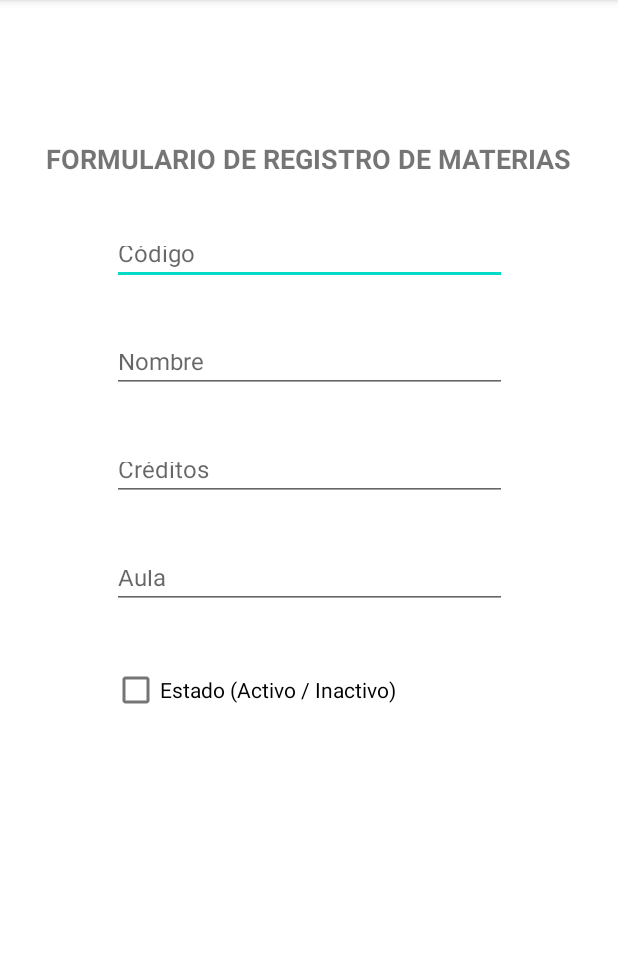
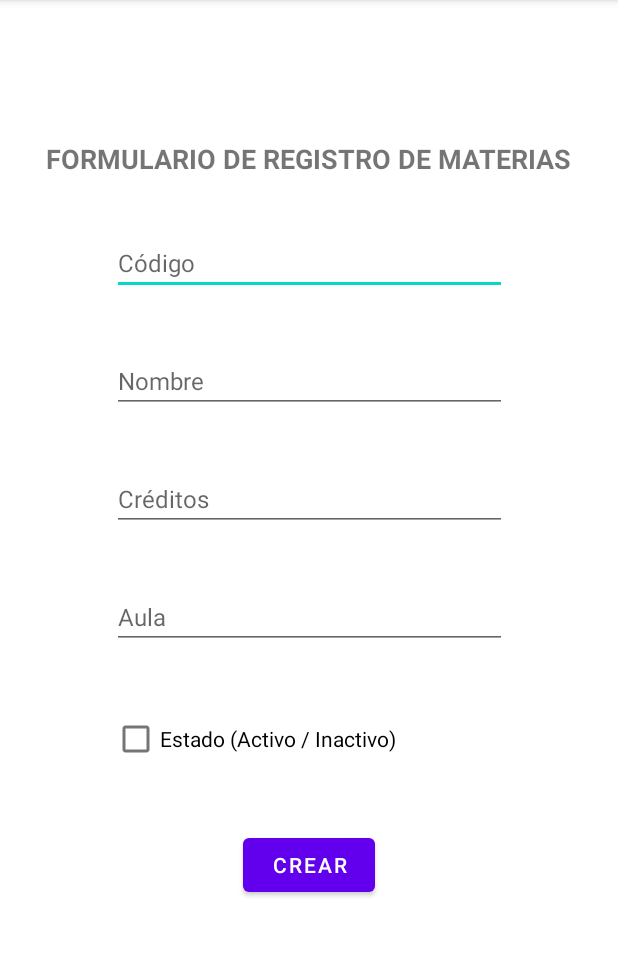
Before and after one commit to 2021-a-moviles-computacion/mov-comp-garcia-cuvi-andres-wladimir, an Android app: the MateriasFormularioRegistro screen opened directly, with no data from a screen before it, on a phone screen of 412 x 824 dp, the part 84-1040 px from its top. Run offline under Robolectric (Android 15) with nearby library versions, the phone set to English and light mode, and no system bars.

Commit message:
Examen01 - Hasta botón para crear materias en el formulario

```diff
--- /dev/null
+++ b/Examen01/app/src/main/java/com/example/examen01/BaseDeDatos.kt
@@ -0,0 +1,7 @@
+package com.example.examen01
+
+class BaseDeDatos {
+    companion object{
+        var TablaMateria: SQLiteHelper?=null
+    }
+}
--- a/Examen01/app/src/main/java/com/example/examen01/MateriasFormularioRegistro.kt
+++ b/Examen01/app/src/main/java/com/example/examen01/MateriasFormularioRegistro.kt
@@ -2,10 +2,43 @@ package com.example.examen01
 
 import androidx.appcompat.app.AppCompatActivity
 import android.os.Bundle
+import android.util.Log
+import android.widget.Button
+import android.widget.CheckBox
+import android.widget.EditText
+import java.io.BufferedReader
 
 class MateriasFormularioRegistro : AppCompatActivity() {
     override fun onCreate(savedInstanceState: Bundle?) {
         super.onCreate(savedInstanceState)
         setContentView(R.layout.activity_materias_formulario_registro)
+        BaseDeDatos.TablaMateria = SQLiteHelper(this)
+
+        //Ingreso de datos
+
+        val editTextCodigo = findViewById<EditText>(R.id.edtxtCodigoMateria)
+        val editTextNombre = findViewById<EditText>(R.id.edtxtNombreMateria)
+        val editTextCreditos = findViewById<EditText>(R.id.edtxtCreditosMateria)
+        val editTextAula = findViewById<EditText>(R.id.edtxtAulaMateria)
+        val checkBoxEstado = findViewById<CheckBox>(R.id.checkBoxEstadoMateria)
+
+        //Boton para crear
+        val btnCrearMateria = findViewById<Button>(R.id.btnCrearMateria)
+
+
+        btnCrearMateria.setOnClickListener{
+            if(BaseDeDatos.TablaMateria != null){
+                BaseDeDatos.TablaMateria!!.crearMateriaFormulario(
+                    editTextCodigo.text.toString(),
+                    editTextNombre.text.toString(),
+                    editTextCreditos.text.toString().toInt(),
+                    editTextAula.text.toString(),
+                    checkBoxEstado.isChecked
+                )
+
+                Log.i("bdd", "Materia creada")
+            }
+        }
+
     }
 }
--- a/Examen01/app/src/main/res/layout/activity_materias_formulario_registro.xml
+++ b/Examen01/app/src/main/res/layout/activity_materias_formulario_registro.xml
@@ -23,7 +23,7 @@
     <EditText
         android:id="@+id/edtxtCodigoMateria"
         android:layout_width="263dp"
-        android:layout_height="36dp"
+        android:layout_height="wrap_content"
         android:layout_marginTop="36dp"
         android:ems="10"
         android:hint="Código"
@@ -37,7 +37,7 @@
     <EditText
         android:id="@+id/edtxtNombreMateria"
         android:layout_width="263dp"
-        android:layout_height="36dp"
+        android:layout_height="wrap_content"
         android:layout_marginTop="36dp"
         android:ems="10"
         android:hint="Nombre"
@@ -51,7 +51,7 @@
     <EditText
         android:id="@+id/edtxtCreditosMateria"
         android:layout_width="263dp"
-        android:layout_height="36dp"
+        android:layout_height="wrap_content"
         android:layout_marginTop="36dp"
         android:ems="10"
         android:hint="Créditos"
@@ -65,7 +65,7 @@
     <EditText
         android:id="@+id/edtxtAulaMateria"
         android:layout_width="263dp"
-        android:layout_height="36dp"
+        android:layout_height="wrap_content"
         android:layout_marginTop="36dp"
         android:ems="10"
         android:hint="Aula"
@@ -78,7 +78,7 @@
     <CheckBox
         android:id="@+id/checkBoxEstadoMateria"
         android:layout_width="263dp"
-        android:layout_height="36dp"
+        android:layout_height="wrap_content"
         android:layout_marginTop="36dp"
         android:text="Estado (Activo / Inactivo)"
         app:layout_constraintEnd_toEndOf="@+id/edtxtAulaMateria"
@@ -86,5 +86,16 @@
         app:layout_constraintStart_toStartOf="@+id/edtxtAulaMateria"
         app:layout_constraintTop_toBottomOf="@+id/edtxtAulaMateria" />
 
+    <Button
+        android:id="@+id/btnCrearMateria"
+        android:layout_width="wrap_content"
+        android:layout_height="wrap_content"
+        android:layout_marginTop="36dp"
+        android:text="CREAR"
+        app:layout_constraintEnd_toEndOf="@+id/checkBoxEstadoMateria"
+        app:layout_constraintHorizontal_bias="0.497"
+        app:layout_constraintStart_toStartOf="@+id/checkBoxEstadoMateria"
+        app:layout_constraintTop_toBottomOf="@+id/checkBoxEstadoMateria" />
+
 
 </androidx.constraintlayout.widget.ConstraintLayout>
```
